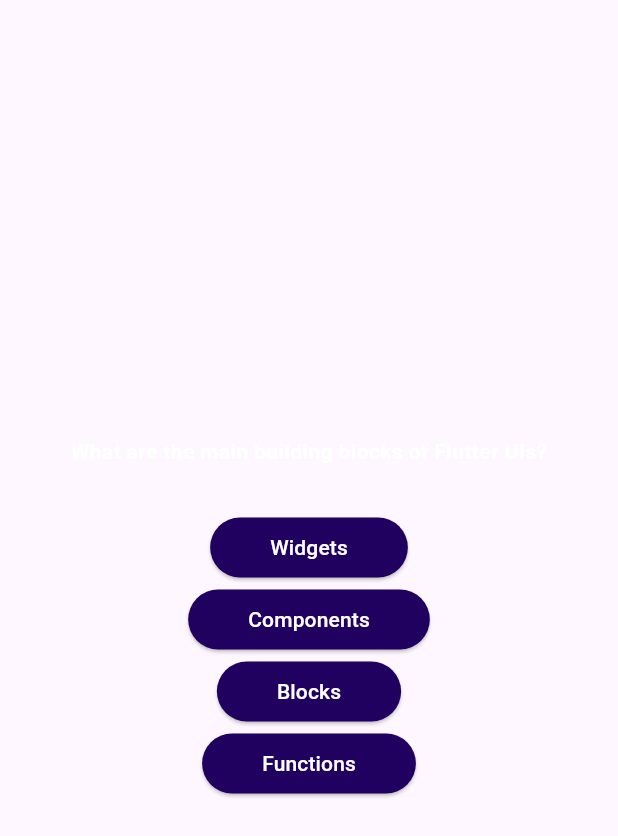
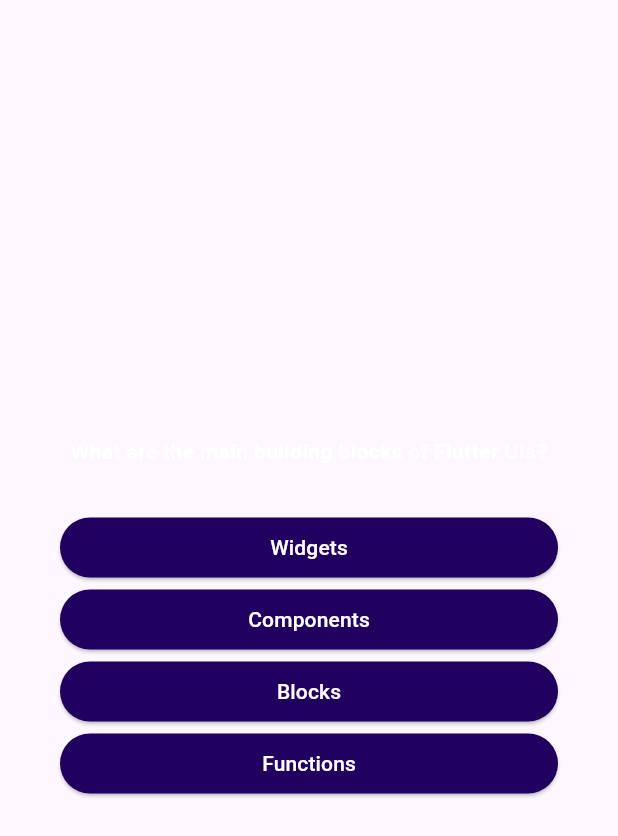
Before and after one commit to Saimur88/Quiz_App, a Flutter app: the QuestionsScreen widget shown alone on an empty page, opened directly, on a phone screen of 412 x 824 dp. Shown: the top 836 px of the screen. Run offline on Flutter 3.47's test engine with Material 3 defaults, Android fonts, the phone set to English and light mode, and no system bars.

Commit message:
Generated Answers Dynamically

```diff
--- a/lib/questions_screen.dart
+++ b/lib/questions_screen.dart
@@ -20,20 +20,25 @@ class _QuestionsScreenState extends State<QuestionsScreen> {
 
     return SizedBox(
       width: double.infinity,
+      child: Container(
+        margin: EdgeInsets.all(40),
         child: Column(
+          crossAxisAlignment: CrossAxisAlignment.stretch,
           mainAxisAlignment: MainAxisAlignment.center,
           children: [
-          Text(currentQuestion.text,style:const TextStyle(
+            Text(
+              textAlign: TextAlign.center,
+              currentQuestion.text,style:const TextStyle(
               color: Colors.white,
               fontWeight: FontWeight.bold,
             ),),
             SizedBox(height: 30,),
-          AnswerButton(answerText: currentQuestion.answers[0],onTap: (){}),
-          AnswerButton(answerText: currentQuestion.answers[1],onTap:  (){}),
-          AnswerButton(answerText: currentQuestion.answers[2],onTap: (){}),
-          AnswerButton(answerText: currentQuestion.answers[3],onTap:  (){}),
+            ...currentQuestion.answers.map((answer){
+              return AnswerButton(answerText: answer, onTap:(){} );
+            }),
 
           ],
+        ),
       ),
     );
 
```
Lines whose indentation alone changed are shown as unchanged.
